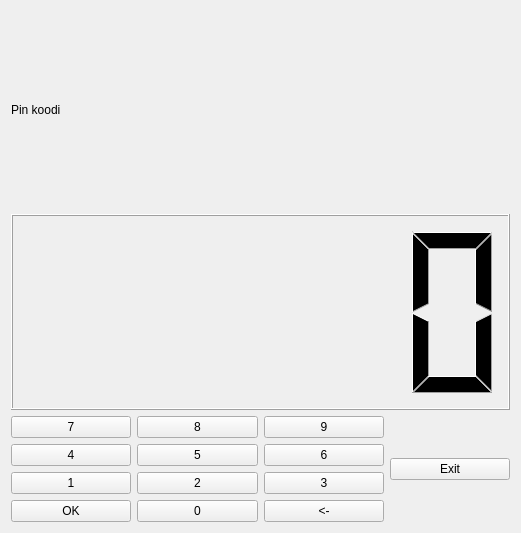
Old version of the form bankautomat/bankautomat/pin.ui in the repository banksimul2022/group13.
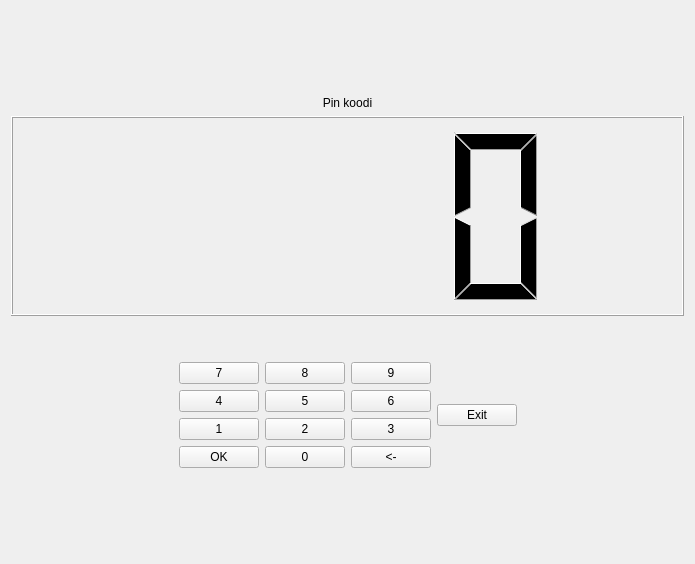
New version of the form.

Commit message: pin ui on niin valmis kuin voi nyt olla

Patch:
```diff
--- a/bankautomat/bankautomat/pin.ui
+++ b/bankautomat/bankautomat/pin.ui
@@ -6,30 +6,79 @@
    <rect>
     <x>0</x>
     <y>0</y>
-    <width>521</width>
-    <height>533</height>
+    <width>695</width>
+    <height>564</height>
    </rect>
   </property>
   <property name="windowTitle">
    <string>Form</string>
   </property>
   <layout class="QGridLayout" name="gridLayout">
-   <item row="0" column="0">
+   <item row="2" column="0">
+    <spacer name="verticalSpacer_2">
+     <property name="orientation">
+      <enum>Qt::Vertical</enum>
+     </property>
+     <property name="sizeHint" stdset="0">
+      <size>
+       <width>20</width>
+       <height>40</height>
+      </size>
+     </property>
+    </spacer>
+   </item>
+   <item row="1" column="0">
     <layout class="QHBoxLayout" name="horizontalLayout_2">
      <item>
       <layout class="QVBoxLayout" name="verticalLayout_4">
        <item>
         <widget class="QLabel" name="pinLabel">
          <property name="text">
-          <string>Pin koodi</string>
+          <string>&lt;html&gt;&lt;head/&gt;&lt;body&gt;&lt;p align=&quot;center&quot;&gt;Pin koodi&lt;/p&gt;&lt;/body&gt;&lt;/html&gt;</string>
          </property>
         </widget>
        </item>
        <item>
-        <widget class="QLCDNumber" name="pinLcdNumber"/>
+        <widget class="QLCDNumber" name="pinLcdNumber">
+         <property name="minimumSize">
+          <size>
+           <width>0</width>
+           <height>200</height>
+          </size>
+         </property>
+         <property name="digitCount">
+          <number>4</number>
+         </property>
+        </widget>
+       </item>
+       <item>
+        <spacer name="verticalSpacer">
+         <property name="orientation">
+          <enum>Qt::Vertical</enum>
+         </property>
+         <property name="sizeHint" stdset="0">
+          <size>
+           <width>20</width>
+           <height>40</height>
+          </size>
+         </property>
+        </spacer>
        </item>
        <item>
         <layout class="QHBoxLayout" name="horizontalLayout">
+         <item>
+          <spacer name="horizontalSpacer_2">
+           <property name="orientation">
+            <enum>Qt::Horizontal</enum>
+           </property>
+           <property name="sizeHint" stdset="0">
+            <size>
+             <width>40</width>
+             <height>20</height>
+            </size>
+           </property>
+          </spacer>
+         </item>
          <item>
           <layout class="QVBoxLayout" name="verticalLayout_3">
            <item>
@@ -133,12 +182,38 @@
            </property>
           </widget>
          </item>
+         <item>
+          <spacer name="horizontalSpacer">
+           <property name="orientation">
+            <enum>Qt::Horizontal</enum>
+           </property>
+           <property name="sizeHint" stdset="0">
+            <size>
+             <width>40</width>
+             <height>20</height>
+            </size>
+           </property>
+          </spacer>
+         </item>
         </layout>
        </item>
       </layout>
      </item>
     </layout>
    </item>
+   <item row="0" column="0">
+    <spacer name="verticalSpacer_3">
+     <property name="orientation">
+      <enum>Qt::Vertical</enum>
+     </property>
+     <property name="sizeHint" stdset="0">
+      <size>
+       <width>20</width>
+       <height>40</height>
+      </size>
+     </property>
+    </spacer>
+   </item>
   </layout>
  </widget>
  <resources/>
```
The commit also changes 5 other files.
